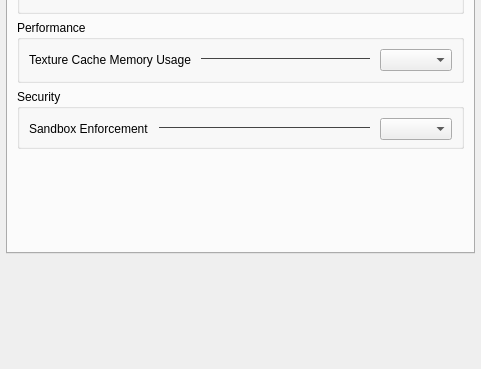
First picture: the form in src/generator/config/settingswidget.ui, repository l4rzy/okular-mupdf-ng, before the edit; both pictures show x 0 to 481 and y 172 to 541 of the 481 by 541 pixel window.
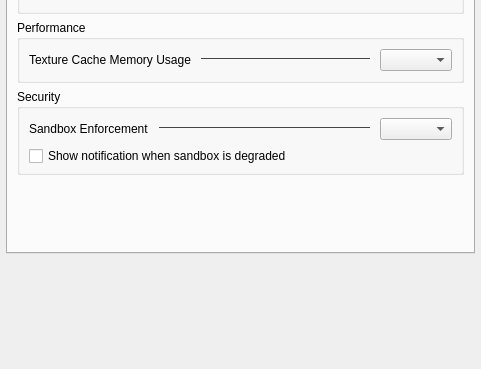
Second picture: the form after the edit. Custom widgets are drawn as their Qt base class.

Commit message: generator: add a warning banner when sandbox is degraded

```diff
--- a/src/generator/config/settingswidget.ui
+++ b/src/generator/config/settingswidget.ui
@@ -263,6 +263,13 @@
             </item>
            </layout>
           </item>
+          <item>
+           <widget class="QCheckBox" name="kcfg_NotifyDegradedSandbox">
+            <property name="text">
+             <string>Show notification when sandbox is degraded</string>
+            </property>
+           </widget>
+          </item>
          </layout>
         </widget>
        </item>
```
The commit also changes 5 other files.
